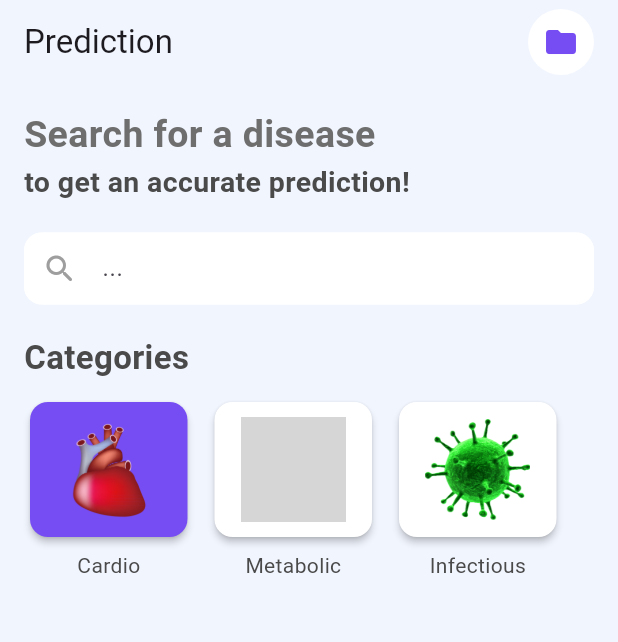
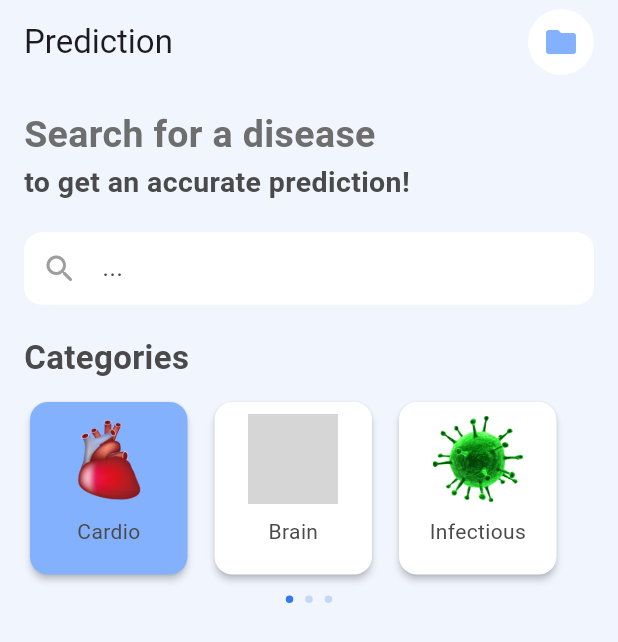
Before and after one commit to kteken10/flutter_health_app, a Flutter app: the PredictionScreen screen opened directly, on a phone screen of 412 x 824 dp. Shown: the top 642 px of the screen. Run offline on Flutter 3.47's test engine with Material 3 defaults, Android fonts, the phone set to English and light mode, and no system bars; our stand-ins replace flutter_svg; missing offline and left inert: bottom_bar; grey boxes are pictures that could not be loaded.

Commit message:
Addind Indicator

```diff
--- a/lib/screens/prediction.dart
+++ b/lib/screens/prediction.dart
@@ -15,7 +15,7 @@
       'imagePath': 'assets/cardio.png', // Chemin de l'image
     },
     {
-      'title': 'Metabolic',
+      'title': 'Brain',
       'imagePath': 'assets/brain.png', // Chemin de l'image
     },
     {
@@ -44,8 +44,7 @@
             backgroundColor: Colors.white,
             radius: 22,
             child: IconButton(
-              icon: const Icon(Icons.folder,
-                  color: Color.fromARGB(255, 118, 76, 243)),
+              icon: const Icon(Icons.folder, color: Color.fromARGB(255, 132, 177, 254)),
               onPressed: () {},
             ),
           ),
@@ -83,16 +82,14 @@
                 decoration: InputDecoration(
                   filled: true,
                   fillColor: Colors.white,
-                  contentPadding:
-                      EdgeInsets.symmetric(vertical: 12.0, horizontal: 16.0),
+                  contentPadding: EdgeInsets.symmetric(vertical: 12.0, horizontal: 16.0),
                   enabledBorder: OutlineInputBorder(
                     borderRadius: BorderRadius.all(Radius.circular(12.0)),
                     borderSide: BorderSide(color: Colors.white),
                   ),
                   focusedBorder: OutlineInputBorder(
                     borderRadius: BorderRadius.all(Radius.circular(12.0)),
-                    borderSide:
-                        BorderSide(color: Color.fromARGB(255, 118, 76, 243)),
+                    borderSide: BorderSide(color: Color.fromARGB(255, 132, 177, 254)),
                   ),
                   prefixIcon: Icon(Icons.search_rounded, color: Colors.grey),
                   hintText: '...',
@@ -123,10 +120,10 @@
                         imagePath: _cards[index]['imagePath'], // Utiliser l'image PNG
                         onTap: () => _onCardTapped(index),
                         backgroundColor: _selectedCardIndex == index
-                            ? const Color.fromARGB(255, 118, 76, 243)
+                            ? const Color.fromARGB(255, 132, 177, 254)
                             : Colors.white, // Changer la couleur de fond
                         avatarBackgroundColor: _selectedCardIndex == index
-                            ? const Color.fromARGB(255, 118, 76, 243)
+                            ? const Color.fromARGB(255, 132, 177, 254)
                             : Colors.white, // Changer la couleur de l'avatar
                       ),
                     );
@@ -134,8 +131,25 @@
                 ),
               ),
               const SizedBox(height: 10),
-              // Visual indicator (dots)
-              // ...
+              // Ajout de l'indicateur de sélection
+              Row(
+                mainAxisAlignment: MainAxisAlignment.center,
+                children: List.generate(_cards.length, (index) {
+                  return Padding(
+                    padding: const EdgeInsets.symmetric(horizontal: 4.0),
+                    child: Container(
+                      width: 5.0,
+                      height: 5.0,
+                      decoration: BoxDecoration(
+                        shape: BoxShape.circle,
+                        color: _selectedCardIndex == index
+                            ? const Color.fromARGB(255, 52, 121, 240) // Couleur du point sélectionné
+                            : const Color.fromARGB(255, 195, 215, 248), // Couleur des points non sélectionnés
+                      ),
+                    ),
+                  );
+                }),
+              ),
             ],
           ),
         ),
--- a/lib/ui/mini_card.dart
+++ b/lib/ui/mini_card.dart
@@ -14,31 +14,30 @@
     required this.imagePath,
     required this.onTap,
     required this.cardWidth,
-    required this.backgroundColor, // Couleur de fond de la carte
-    required this.avatarBackgroundColor, // Couleur de fond de l'avatar
+    required this.backgroundColor,
+    required this.avatarBackgroundColor,
   });
 
   @override
   Widget build(BuildContext context) {
     return InkWell(
       onTap: onTap,
-      child: Column(
-        mainAxisSize: MainAxisSize.min, // Ajuste la taille du Column selon le contenu
-        children: [
-          SizedBox(
+      child: SizedBox(
         width: cardWidth,
-            height: 98, // Définir la largeur de la carte
         child: Card(
-              color: backgroundColor, // Utiliser la couleur de fond dynamique pour la carte
+          color: backgroundColor,
           shape: RoundedRectangleBorder(
             borderRadius: BorderRadius.circular(12.0),
           ),
           elevation: 2,
           child: Padding(
             padding: const EdgeInsets.all(8.0),
-                child: CircleAvatar(
-                  backgroundColor: avatarBackgroundColor, // Utiliser la couleur dynamique pour l'avatar
-                  radius: 30, // Ajuste la taille du cercle
+            child: Column(
+              mainAxisSize: MainAxisSize.min, // Ajuste la taille du Column selon le contenu
+              children: [
+                CircleAvatar(
+                  backgroundColor: avatarBackgroundColor,
+                  radius: 30,
                   child: SizedBox(
                     width: 70, // Largeur de l'image
                     height: 70, // Hauteur de l'image
@@ -48,10 +47,7 @@
                     ),
                   ),
                 ),
-              ),
-            ),
-          ),
-          const SizedBox(height: 5),
+                const SizedBox(height: 8), // Espace entre l'image et le titre
                 Text(
                   title,
                   style: const TextStyle(
@@ -62,6 +58,9 @@
                 ),
               ],
             ),
+          ),
+        ),
+      ),
     );
   }
 }
```
Also changed, not shown: lib/navigation/bottomNav.dart (+10 -5 lines), lib/screens/home.dart (+8 -4 lines). Lines whose indentation alone changed are shown as unchanged.
